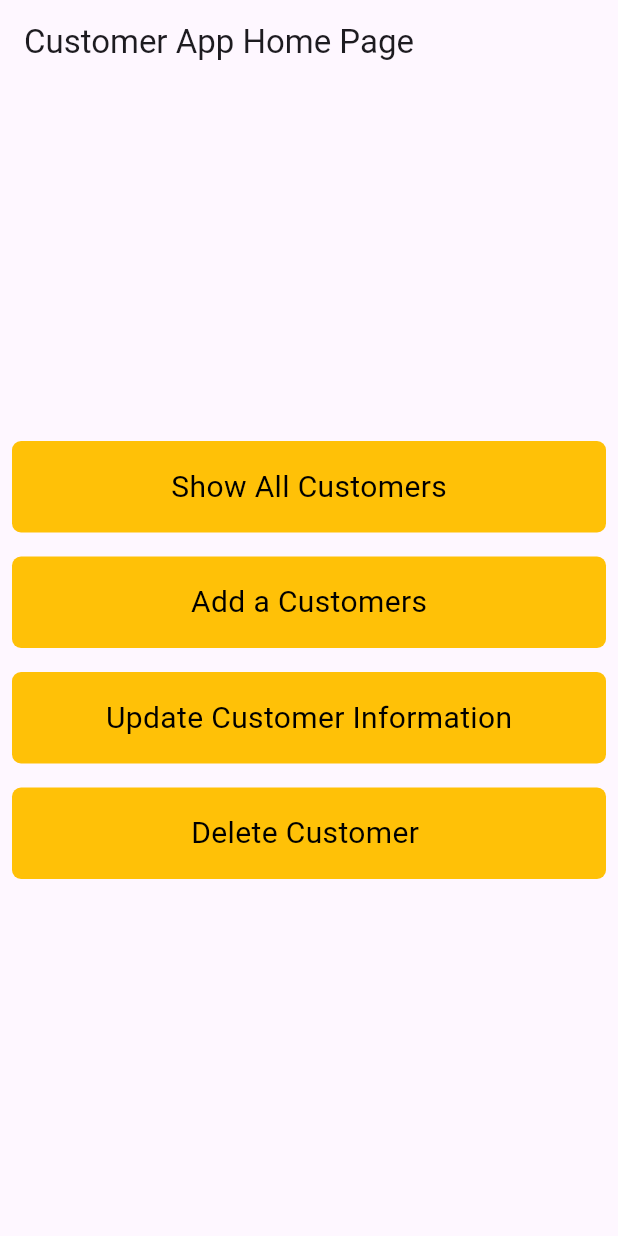
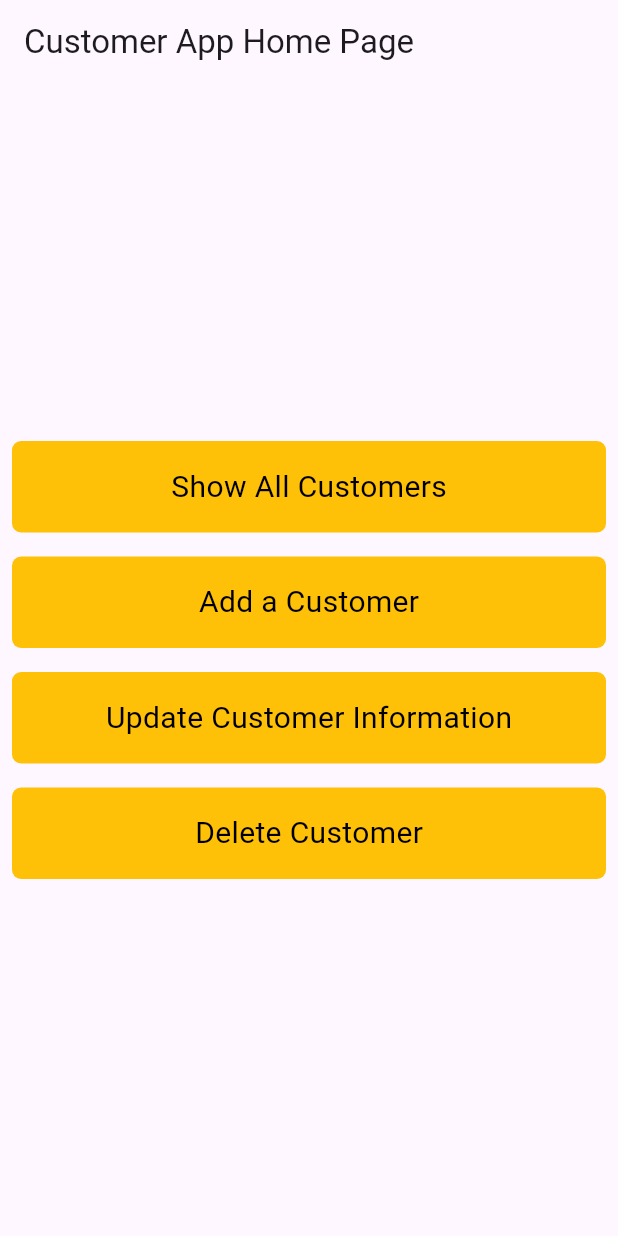
Before and after one commit to HikmetMelikk/CustomerApp, a Flutter app: the screen it shows after launch, on a phone screen of 412 x 824 dp. Run offline on Flutter 3.47's test engine with Material 3 defaults, Android fonts, the phone set to English and light mode, and no system bars; accounts and stored records are empty.

Commit message:
Refactor customer app constants

```diff
--- a/lib/features/views/add_customer/mixin/add_customer_mixin.dart
+++ b/lib/features/views/add_customer/mixin/add_customer_mixin.dart
@@ -1,6 +1,7 @@
 import 'package:customer_app/features/views/add_customer/add_customer_view.dart';
 import 'package:customer_app/product/models/customer_model.dart';
 import 'package:customer_app/product/repo/customer_repository.dart';
+import 'package:customer_app/product/utilities/constants/customer_constants.dart';
 import 'package:flutter/material.dart';
 
 mixin AddCustomerMixin on State<AddCustomerView> {
@@ -34,7 +35,7 @@ mixin AddCustomerMixin on State<AddCustomerView> {
       if (!mounted) return;
       ScaffoldMessenger.of(context).showSnackBar(
         SnackBar(
-          content: Text('Failed to add customer: $e'),
+          content: Text(CustomerConstants.errorMessage),
         ),
       );
     }
--- a/lib/features/views/delete_customer/delete_customer_view.dart
+++ b/lib/features/views/delete_customer/delete_customer_view.dart
@@ -1,4 +1,5 @@
 import 'package:customer_app/features/views/delete_customer/mixin/delete_customer_mixin.dart';
+import 'package:customer_app/product/utilities/constants/customer_constants.dart';
 import 'package:flutter/material.dart';
 
 class DeleteCustomerView extends StatefulWidget {
@@ -13,7 +14,7 @@ class _DeleteCustomerViewState extends State<DeleteCustomerView> with DeleteCust
   Widget build(BuildContext context) {
     return Scaffold(
       appBar: AppBar(
-        title: const Text('Delete Customer Page'),
+        title: Text(CustomerConstants.deleteCustomerTitle),
         centerTitle: true,
       ),
       body: Padding(
--- a/lib/features/views/home/home_view.dart
+++ b/lib/features/views/home/home_view.dart
@@ -1,7 +1,8 @@
 import 'package:customer_app/features/views/add_customer/add_customer_view.dart';
-import 'package:customer_app/features/views/customers_view.dart';
+import 'package:customer_app/features/views/customers/customers_view.dart';
 import 'package:customer_app/features/views/delete_customer/delete_customer_view.dart';
 import 'package:customer_app/features/views/update_customer/update_customers_view.dart';
+import 'package:customer_app/product/utilities/constants/customer_constants.dart';
 import 'package:flutter/material.dart';
 
 class HomeView extends StatefulWidget {
@@ -16,7 +17,7 @@ class _HomeViewState extends State<HomeView> {
   Widget build(BuildContext context) {
     return Scaffold(
       appBar: AppBar(
-        title: const Text('Customer App Home Page'),
+        title: Text(CustomerConstants.homeTitle),
       ),
       body: Padding(
         padding: const EdgeInsets.all(8.0),
@@ -26,7 +27,9 @@ class _HomeViewState extends State<HomeView> {
           children: [
             GestureDetector(
               onTap: () {
-                Navigator.of(context).push(MaterialPageRoute(builder: (context) => const CustomersPage()));
+                Navigator.of(context).push(
+                  MaterialPageRoute(builder: (context) => const CustomersView()),
+                );
               },
               child: Container(
                 alignment: Alignment.center,
@@ -35,13 +38,18 @@ class _HomeViewState extends State<HomeView> {
                   color: Colors.amber,
                   borderRadius: BorderRadius.circular(6),
                 ),
-                child: const Text("Show All Customers", style: TextStyle(color: Colors.black, fontSize: 20)),
+                child: Text(
+                  CustomerConstants.routeAllCustomers,
+                  style: const TextStyle(color: Colors.black, fontSize: 20),
+                ),
               ),
             ),
             const SizedBox(height: 16),
             GestureDetector(
               onTap: () {
-                Navigator.of(context).push(MaterialPageRoute(builder: (context) => const AddCustomerView()));
+                Navigator.of(context).push(
+                  MaterialPageRoute(builder: (context) => const AddCustomerView()),
+                );
               },
               child: Container(
                 alignment: Alignment.center,
@@ -50,13 +58,18 @@ class _HomeViewState extends State<HomeView> {
                   color: Colors.amber,
                   borderRadius: BorderRadius.circular(6),
                 ),
-                child: const Text("Add a Customers", style: TextStyle(color: Colors.black, fontSize: 20)),
+                child: Text(
+                  CustomerConstants.routeAddCustomer,
+                  style: const TextStyle(color: Colors.black, fontSize: 20),
+                ),
               ),
             ),
             const SizedBox(height: 16),
             GestureDetector(
               onTap: () {
-                Navigator.of(context).push(MaterialPageRoute(builder: (context) => const UpdateCustomersView()));
+                Navigator.of(context).push(
+                  MaterialPageRoute(builder: (context) => const UpdateCustomersView()),
+                );
               },
               child: Container(
                 alignment: Alignment.center,
@@ -65,13 +78,18 @@ class _HomeViewState extends State<HomeView> {
                   color: Colors.amber,
                   borderRadius: BorderRadius.circular(6),
                 ),
-                child: const Text("Update Customer Information", style: TextStyle(color: Colors.black, fontSize: 20)),
+                child: Text(
+                  CustomerConstants.routeUpdateCustomer,
+                  style: const TextStyle(color: Colors.black, fontSize: 20),
+                ),
               ),
             ),
             const SizedBox(height: 16),
             GestureDetector(
               onTap: () {
-                Navigator.of(context).push(MaterialPageRoute(builder: (context) => const DeleteCustomerView()));
+                Navigator.of(context).push(
+                  MaterialPageRoute(builder: (context) => const DeleteCustomerView()),
+                );
               },
               child: Container(
                 alignment: Alignment.center,
@@ -80,7 +98,10 @@ class _HomeViewState extends State<HomeView> {
                   color: Colors.amber,
                   borderRadius: BorderRadius.circular(6),
                 ),
-                child: const Text("Delete Customer ", style: TextStyle(color: Colors.black, fontSize: 20)),
+                child: Text(
+                  CustomerConstants.routeDeleteCustomer,
+                  style: const TextStyle(color: Colors.black, fontSize: 20),
+                ),
               ),
             ),
           ],
--- a/lib/product/utilities/constants/customer_constants.dart
+++ b/lib/product/utilities/constants/customer_constants.dart
@@ -1,4 +1,50 @@
 final class CustomerConstants {
+  CustomerConstants._();
+
+  /// Localhost Constant
   static String baseUrl = 'http://127.0.0.1:3000/api/customer';
   static String errorMessage = 'Failed to load customers';
+
+  /// Add Customer Constants
+  static String errorAddCustomer = 'Failed to add customer';
+  static String addCustomerText = 'Create a New Customer';
+  static String addCustomerTitle = 'Add Customer Page';
+  static String addCustomerSuccess = 'Customer Added Successfully!';
+
+  /// Update Customer Constants
+  static String updateCustomerDropdownHint = 'Select Customer ID';
+  static String updateCustomerButtonText = 'Update Customer Information';
+  static String updateCustomerParagraph =
+      'Select a Customer ID from the dropdown menu and change the customer informations.';
+  static String updateCustomerSuccess = 'Customer Updated Successfully!';
+  static String errorUpdateCustomer = 'Failed to update customer';
+  static String updateCustomerTitle = 'Update Customer Page';
+  static String routeUpdateCustomer = 'Update Customer Information';
+
+  /// Delete Customer Constants
+  static String deleteCustomerTitle = 'Delete Customer Page';
+  static String deleteCustomerSuccess = 'Customer Deleted Successfully!';
+  static String errorDeleteCustomer = 'Failed to delete customer';
+  static String confirmDeleteCustomer = 'Confirm Delete';
+  static String confirmDeleteCustomerMessage = 'Are you sure delete this customer?';
+
+  /// Label Constants
+  static String labelTextName = 'Customer Name';
+  static String labelTextPhone = 'Customer Phone';
+  static String labelTextAddress = 'Customer Address';
+  static String labelTextEmail = 'Customer E-mail';
+  static String labelTextOrderName = 'Order Name';
+  static String labelTextOrderId = 'Order Id';
+
+  /// Home Page Constants
+  static String homeTitle = 'Customer App Home Page';
+
+  /// Route Constants
+  static String errorCustomerNotFound = 'Customers not found';
+  static String routeAllCustomers = 'Show All Customers';
+  static String routeAddCustomer = 'Add a Customer';
+  static String routeDeleteCustomer = 'Delete Customer';
+
+  static String customersTitle = 'Customers';
+  static String errorFetchCustomer = 'Failed to fetch customers';
 }
```
Also changed, not shown: lib/features/views/add_customer/add_customer_view.dart (+20 -15 lines), lib/features/views/customers/customers_view.dart (renamed from lib/features/views/customers_view.dart, +10 -18 lines), lib/features/views/customers/mixin/customers_mixin.dart (added, +16 -0 lines), lib/features/views/delete_customer/mixin/delete_customer_mixin.dart (+7 -6 lines), lib/features/views/update_customer/mixin/update_customer_mixin.dart (+5 -4 lines), lib/features/views/update_customer/update_customers_view.dart (+19 -12 lines).
